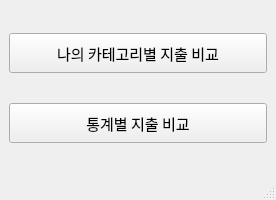
This is comparisonST.ui in Firstcom1/dku_accounts_project as Qt 5 draws it before an edit. The edited form follows.
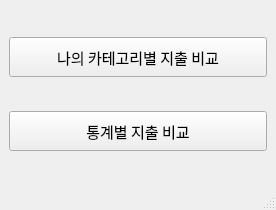
This is the edited form.

The edit to the form file:
```diff
--- a/comparisonST.ui
+++ b/comparisonST.ui
@@ -7,7 +7,7 @@
     <x>0</x>
     <y>0</y>
     <width>276</width>
-    <height>200</height>
+    <height>210</height>
    </rect>
   </property>
   <property name="windowTitle">
```
